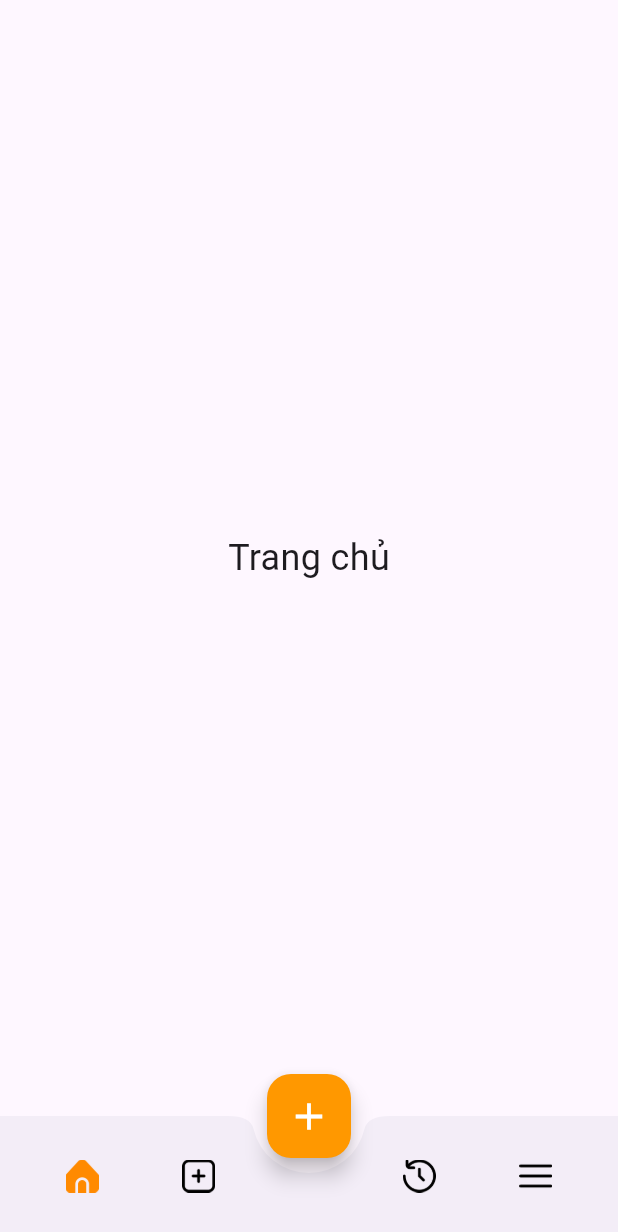
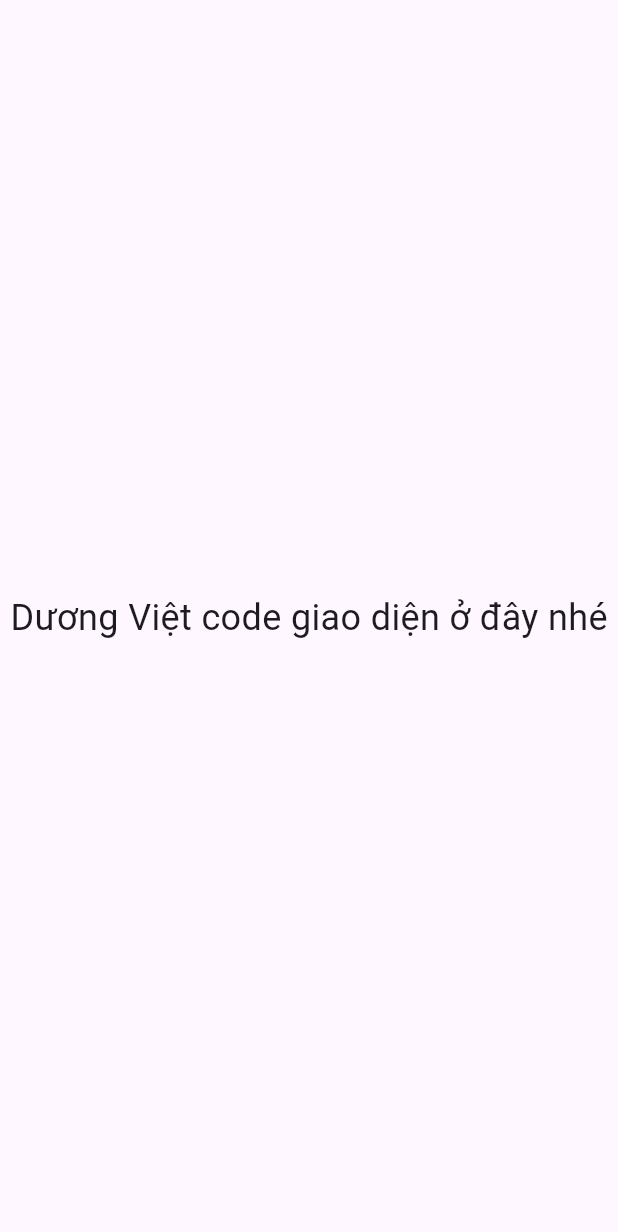
Before and after one commit to Hwangzii/Restaurant-Management-21CN2, a Flutter app: the screen it shows after launch, on a phone screen of 412 x 824 dp. Shown: the top 1232 px of the screen. Run offline on Flutter 3.47's test engine with Material 3 defaults, Android fonts, the phone set to English and light mode, and no system bars; our stand-ins replace pinput, qr_flutter.

Commit message:
phi update

```diff
--- a/Project/frontend/lib/main.dart
+++ b/Project/frontend/lib/main.dart
@@ -1,6 +1,7 @@
 import 'package:app/screens/login_screen.dart';
 import 'package:app/screens/manager_screen.dart';
 import 'package:app/screens/order_food_screen.dart';
+import 'package:app/screens/add_staff_screen.dart';
 import 'package:app/screens/tables_screen.dart';
 import 'package:flutter/material.dart';
 
@@ -17,7 +18,7 @@ class MyApp extends StatelessWidget {
       initialRoute: '/', // Màn hình đầu tiên khi app chạy là EnterOtpScreen
       routes: {
         '/': (context) =>
-            ManagerScreen(),
+            AddStaffScreen(),
             // ManagerScreen(),
         // '/home': (context) => const ManagerScreen(),  // Đăng ký route cho màn hình ManagerScreen
       },
--- /dev/null
+++ b/Project/frontend/lib/screens/add_staff_screen.dart
@@ -0,0 +1,14 @@
+import 'package:flutter/material.dart';
+
+class AddStaffScreen extends StatelessWidget {
+  const AddStaffScreen({super.key});
+
+  @override
+  Widget build(BuildContext context) {
+    return Scaffold(
+      body: Center(
+        child: Text('Dương Việt code giao diện ở đây nhé', style: TextStyle(fontSize: 24)),
+      ),
+    );
+  }
+}
```
